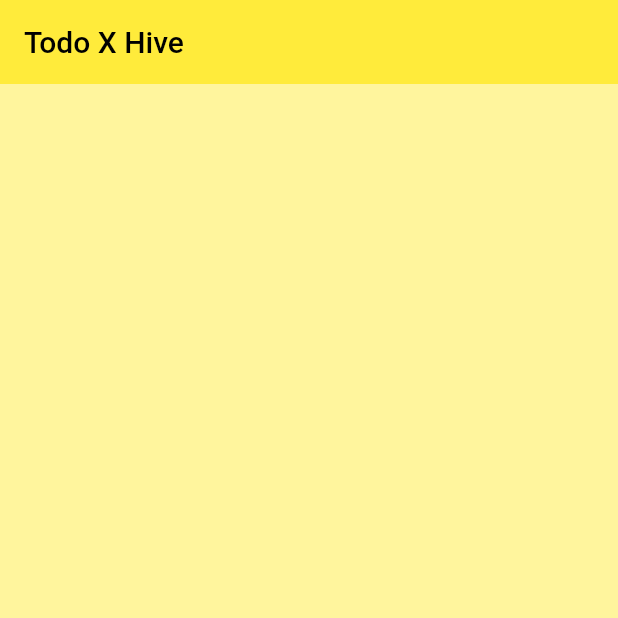
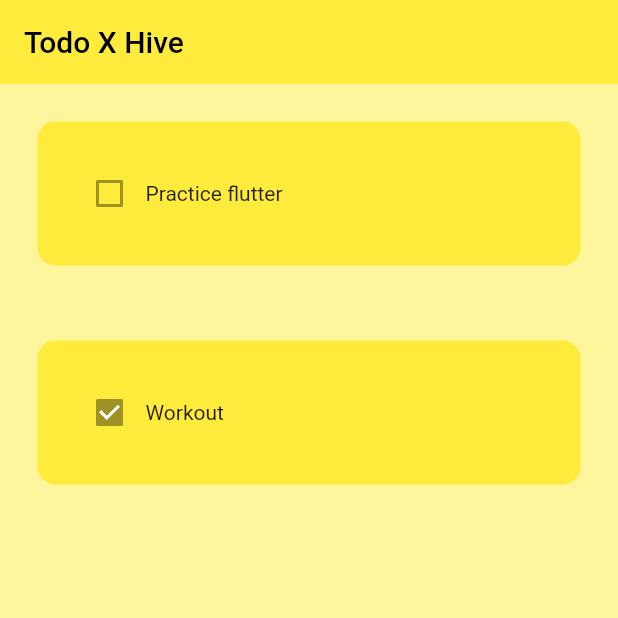
Before and after one commit to mirza-sync/todo-x-hive, a Flutter app: the screen it shows after launch, on a phone screen of 412 x 824 dp, the top half of it. Run offline on Flutter 3.47's test engine with Material 2 defaults, Android fonts, the phone set to English and light mode, and no system bars.

Commit message:
Add Todo Tile

```diff
--- /dev/null
+++ b/lib/components/TodoTile.dart
@@ -0,0 +1,32 @@
+import 'package:flutter/cupertino.dart';
+import 'package:flutter/material.dart';
+
+class TodoTile extends StatelessWidget {
+  final String taskName;
+  final bool taskCompleted;
+  final Function(bool?)? onChanged;
+  const TodoTile({
+    super.key,
+    required this.taskName,
+    required this.taskCompleted,
+    required this.onChanged,
+  });
+
+  @override
+  Widget build(BuildContext context) {
+    return Padding(
+      padding: const EdgeInsets.all(25.0),
+      child: Container(
+        padding: const EdgeInsets.all(24.0),
+        decoration: BoxDecoration(
+            color: Colors.yellow, borderRadius: BorderRadius.circular(12)),
+        child: Row(
+          children: [
+            Checkbox(value: taskCompleted, onChanged: onChanged),
+            Text(taskName),
+          ],
+        ),
+      ),
+    );
+  }
+}
--- a/lib/pages/home_page.dart
+++ b/lib/pages/home_page.dart
@@ -1,4 +1,5 @@
 import 'package:flutter/material.dart';
+import 'package:todo_hive/components/TodoTile.dart';
 
 class HomePage extends StatefulWidget {
   const HomePage({super.key});
@@ -16,6 +17,20 @@ class _HomePageState extends State<HomePage> {
         title: const Text('Todo X Hive'),
         elevation: 0,
       ),
+      body: ListView(
+        children: const [
+          TodoTile(
+            taskName: 'Practice flutter',
+            taskCompleted: false,
+            onChanged: null,
+          ),
+          TodoTile(
+            taskName: 'Workout',
+            taskCompleted: true,
+            onChanged: null,
+          ),
+        ],
+      ),
     );
   }
 }
```
